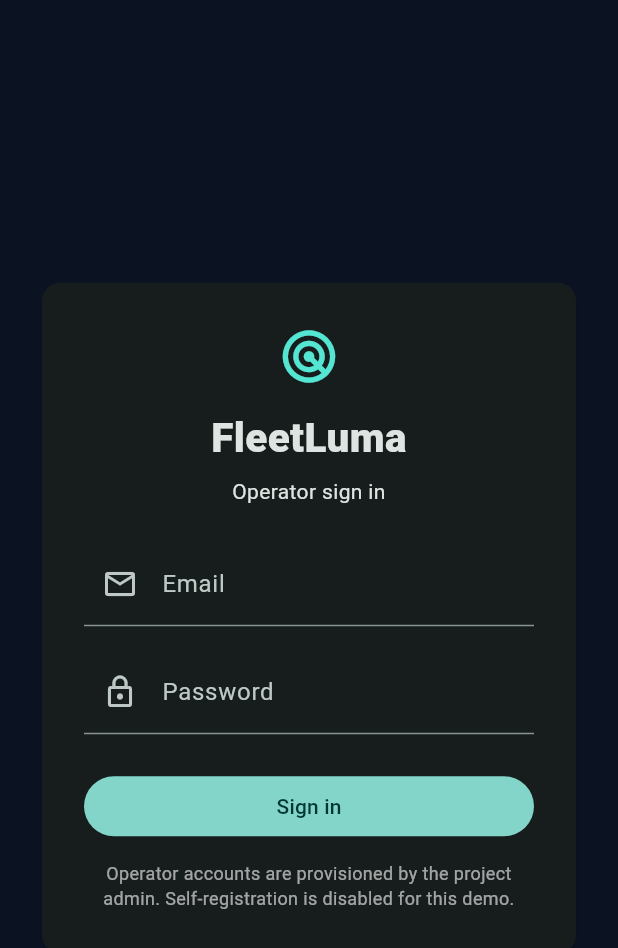
After one commit to Adam-BArbia/fleetluma, a Flutter app: the SignInScreen screen opened directly, on a phone screen of 412 x 824 dp. The commit adds this screen. Shown: the top 948 px of the screen. Run offline on Flutter 3.47's test engine with Material 3 defaults, Android fonts, the phone set to English and light mode, and no system bars; our stand-ins replace supabase_flutter; accounts and stored records are empty; network calls fail.

Commit message:
FL-18 feat: add cloud-only Supabase operator sign-in for Flutter Web

```diff
--- a/mobile/lib/data/fleet_api.dart
+++ b/mobile/lib/data/fleet_api.dart
@@ -17,11 +17,13 @@ class HttpFleetApi implements FleetApi {
   final Uri baseUri;
   final Duration timeout;
   final http.Client? _injectedClient;
+  final Future<String?> Function()? tokenProvider;
 
   HttpFleetApi({
     required String baseUrl,
     this.timeout = const Duration(seconds: 5),
     http.Client? client,
+    this.tokenProvider,
   })  : _injectedClient = client,
         baseUri = Uri.parse(baseUrl) {
     if (!baseUri.hasAuthority ||
@@ -37,8 +39,16 @@ class HttpFleetApi implements FleetApi {
       final endpoint = baseUri.replace(
         path: '${baseUri.path.replaceFirst(RegExp(r'/$'), '')}/api/v1/hosts',
       );
+      final headers = <String, String>{'Accept': 'application/json'};
+      if (tokenProvider != null) {
+        final jwt = await tokenProvider!();
+        if (jwt == null || jwt.isEmpty) {
+          throw const FleetConnectionException('Session expired. Sign in again.');
+        }
+        headers['Authorization'] = 'Bearer $jwt';
+      }
       final response = await client
-          .get(endpoint, headers: {'Accept': 'application/json'})
+          .get(endpoint, headers: headers)
           .timeout(timeout);
       if (response.statusCode != 200) {
         throw FleetConnectionException(
--- a/mobile/lib/ui/fleet_screen.dart
+++ b/mobile/lib/ui/fleet_screen.dart
@@ -11,11 +11,13 @@ const _amber = Color(0xFFF6BE69);
 class FleetScreen extends StatefulWidget {
   final FleetController controller;
   final String apiUrl;
+  final Future<void> Function()? onSignOut;
 
   const FleetScreen({
     super.key,
     required this.controller,
     required this.apiUrl,
+    this.onSignOut,
   });
 
   @override
@@ -61,6 +63,12 @@ class _FleetScreenState extends State<FleetScreen>
               Text('FleetLuma', style: TextStyle(fontWeight: FontWeight.w800)),
             ]),
             actions: [
+              if (widget.onSignOut != null)
+                IconButton(
+                  tooltip: 'Sign out',
+                  onPressed: () { widget.onSignOut!.call(); },
+                  icon: const Icon(Icons.logout_rounded),
+                ),
               IconButton(
                 tooltip: 'Refresh fleet',
                 onPressed: state.isRefreshing ? null : state.refresh,
--- /dev/null
+++ b/mobile/lib/ui/sign_in_screen.dart
@@ -0,0 +1,122 @@
+import 'package:flutter/material.dart';
+import 'package:supabase_flutter/supabase_flutter.dart';
+
+/// Operator login only. Account provisioning is restricted to project admins.
+class SignInScreen extends StatefulWidget {
+  const SignInScreen({super.key});
+
+  @override
+  State<SignInScreen> createState() => _SignInScreenState();
+}
+
+class _SignInScreenState extends State<SignInScreen> {
+  final _email = TextEditingController();
+  final _password = TextEditingController();
+  bool _submitting = false;
+  String? _error;
+
+  @override
+  void dispose() {
+    _email.dispose();
+    _password.dispose();
+    super.dispose();
+  }
+
+  Future<void> _signIn() async {
+    if (_submitting) return;
+    setState(() {
+      _submitting = true;
+      _error = null;
+    });
+    try {
+      await Supabase.instance.client.auth.signInWithPassword(
+        email: _email.text.trim(),
+        password: _password.text,
+      );
+      // AuthState listener in main.dart navigates to the dashboard.
+    } on AuthException {
+      if (mounted) {
+        setState(() => _error = 'Sign-in failed. Check your credentials.');
+      }
+    } catch (_) {
+      if (mounted) {
+        setState(() => _error = 'Unable to reach the authentication service.');
+      }
+    } finally {
+      if (mounted) setState(() => _submitting = false);
+    }
+  }
+
+  @override
+  Widget build(BuildContext context) {
+    return Scaffold(
+      body: SafeArea(
+        child: Center(
+          child: SingleChildScrollView(
+            padding: const EdgeInsets.all(24),
+            child: ConstrainedBox(
+              constraints: const BoxConstraints(maxWidth: 430),
+              child: Card(
+                child: Padding(
+                  padding: const EdgeInsets.all(28),
+                  child: Column(
+                    mainAxisSize: MainAxisSize.min,
+                    crossAxisAlignment: CrossAxisAlignment.stretch,
+                    children: [
+                      const Icon(Icons.radar_rounded,
+                          size: 42, color: Color(0xFF55E5D3)),
+                      const SizedBox(height: 14),
+                      const Text('FleetLuma',
+                          textAlign: TextAlign.center,
+                          style: TextStyle(fontSize: 27,
+                              fontWeight: FontWeight.w800)),
+                      const SizedBox(height: 6),
+                      const Text('Operator sign in',
+                          textAlign: TextAlign.center),
+                      const SizedBox(height: 24),
+                      TextField(
+                        controller: _email,
+                        keyboardType: TextInputType.emailAddress,
+                        autofillHints: const [AutofillHints.email],
+                        decoration: const InputDecoration(
+                            labelText: 'Email',
+                            prefixIcon: Icon(Icons.mail_outline)),
+                      ),
+                      const SizedBox(height: 16),
+                      TextField(
+                        controller: _password,
+                        obscureText: true,
+                        autofillHints: const [AutofillHints.password],
+                        onSubmitted: (_) => _signIn(),
+                        decoration: const InputDecoration(
+                            labelText: 'Password',
+                            prefixIcon: Icon(Icons.lock_outline)),
+                      ),
+                      if (_error != null) ...[
+                        const SizedBox(height: 12),
+                        Text(_error!,
+                            style: const TextStyle(color: Colors.orangeAccent)),
+                      ],
+                      const SizedBox(height: 24),
+                      FilledButton(
+                        onPressed: _submitting ? null : _signIn,
+                        child: Text(_submitting ? 'Signing in…' : 'Sign in'),
+                      ),
+                      const SizedBox(height: 12),
+                      const Text(
+                        'Operator accounts are provisioned by the project admin. '
+                        'Self-registration is disabled for this demo.',
+                        textAlign: TextAlign.center,
+                        style: TextStyle(fontSize: 12, color: Colors.white60),
+                      ),
+                    ],
+                  ),
+                ),
+              ),
+            ),
+          ),
+        ),
+      ),
+    );
+  }
+}
--- a/mobile/pubspec.yaml
+++ b/mobile/pubspec.yaml
@@ -10,6 +10,7 @@ dependencies:
   flutter:
     sdk: flutter
   http: ^1.3.0
+  supabase_flutter: ^2.10.0
 
 dev_dependencies:
   flutter_test:
```
Also changed, not shown: mobile/lib/main.dart (+77 -6 lines), 3 other files.
